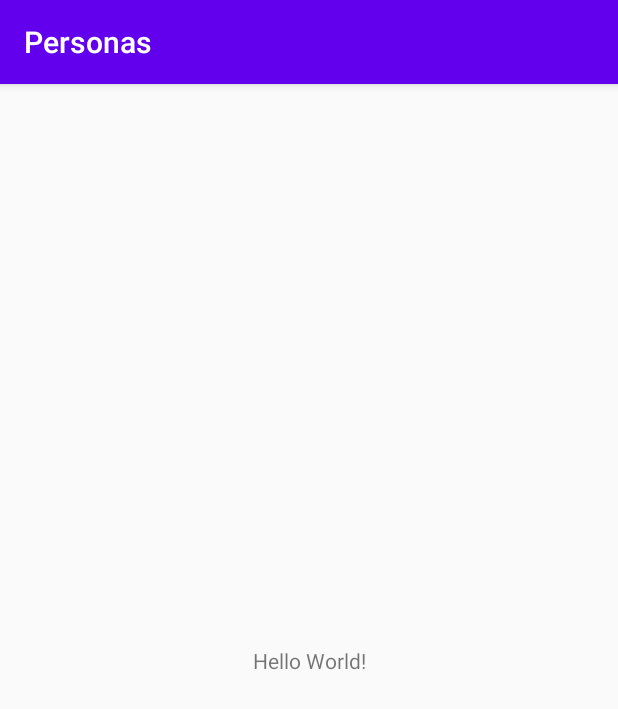
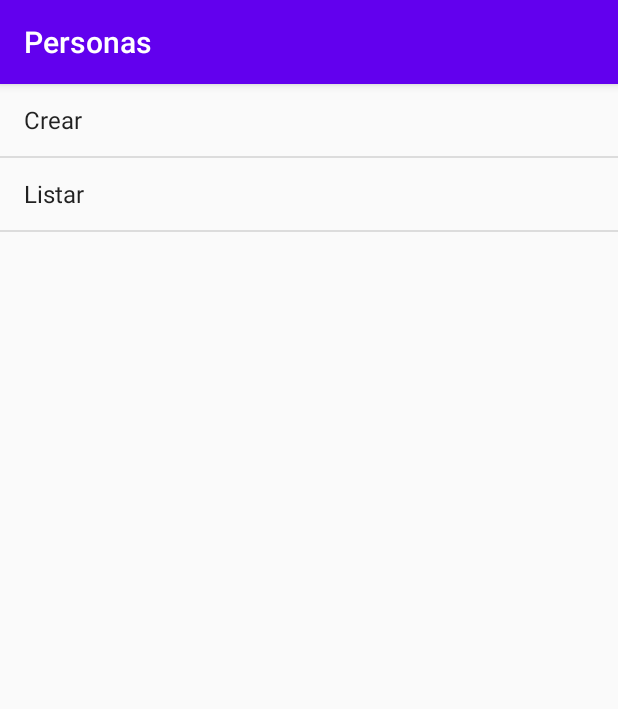
Before and after one commit to YuriQuintero5/personas, an Android app: the screen it shows after launch (MainActivity), on a phone screen of 412 x 824 dp. Shown: the top 709 px of the screen. Run offline under Robolectric (Android 15) with nearby library versions, the phone set to English and light mode, and no system bars.

Commit message:
Interfaz terminada

```diff
--- a/app/src/main/AndroidManifest.xml
+++ b/app/src/main/AndroidManifest.xml
@@ -9,6 +9,8 @@
         android:roundIcon="@mipmap/ic_launcher_round"
         android:supportsRtl="true"
         android:theme="@style/AppTheme">
+        <activity android:name=".ListarPersonas"></activity>
+        <activity android:name=".CrearPersonas" />
         <activity android:name=".MainActivity">
             <intent-filter>
                 <action android:name="android.intent.action.MAIN" />
--- a/app/src/main/java/com/example/personas/MainActivity.java
+++ b/app/src/main/java/com/example/personas/MainActivity.java
@@ -2,13 +2,43 @@ package com.example.personas;
 
 import androidx.appcompat.app.AppCompatActivity;
 
+import android.content.Intent;
 import android.os.Bundle;
+import android.view.View;
+import android.widget.AdapterView;
+import android.widget.ArrayAdapter;
+import android.widget.ListView;
+
+import adapterView.OnItemClickListener;
 
 public class MainActivity extends AppCompatActivity {
+    private ListView Lista_Opciones;
+    private String [] opciones;
+    private ArrayAdapter<String> adapter;
+    private Intent intent;
 
     @Override
     protected void onCreate(Bundle savedInstanceState) {
         super.onCreate(savedInstanceState);
         setContentView(R.layout.activity_main);
+        Lista_Opciones = findViewById(R.id.listOpciones);
+        opciones = getResources().getStringArray(R.array.opciones);
+        adapter = new ArrayAdapter<>(this,android.R.layout.simple_list_item_1, opciones);
+        Lista_Opciones.setAdapter(adapter);
+        Lista_Opciones.setOnItemClickListener(new AdapterView.OnItemClickListener() {
+            @Override
+            public void onItemClick(AdapterView<?> parent, View view, int position, long id) {
+                switch (position){
+                    case 0:
+                        intent = new Intent(MainActivity.this, CrearPersonas.class);
+                        startActivity(intent);
+                        break;
+                    case 1:
+                        intent = new Intent(MainActivity.this, ListarPersonas.class);
+                        startActivity(intent);
+                        break;
+                }
+            }
+        });
     }
 }
--- a/app/src/main/res/layout/activity_main.xml
+++ b/app/src/main/res/layout/activity_main.xml
@@ -1,18 +1,14 @@
 <?xml version="1.0" encoding="utf-8"?>
-<androidx.constraintlayout.widget.ConstraintLayout xmlns:android="http://schemas.android.com/apk/res/android"
+<LinearLayout xmlns:android="http://schemas.android.com/apk/res/android"
     xmlns:app="http://schemas.android.com/apk/res-auto"
     xmlns:tools="http://schemas.android.com/tools"
     android:layout_width="match_parent"
     android:layout_height="match_parent"
-    tools:context=".MainActivity">
+    android:orientation="vertical"
+    tools:context=".MainActivity" >
 
-    <TextView
-        android:layout_width="wrap_content"
-        android:layout_height="wrap_content"
-        android:text="Hello World!"
-        app:layout_constraintBottom_toBottomOf="parent"
-        app:layout_constraintLeft_toLeftOf="parent"
-        app:layout_constraintRight_toRightOf="parent"
-        app:layout_constraintTop_toTopOf="parent" />
-
-</androidx.constraintlayout.widget.ConstraintLayout>
+    <ListView
+        android:id="@+id/listOpciones"
+        android:layout_width="match_parent"
+        android:layout_height="match_parent" />
+</LinearLayout>
--- a/app/src/main/res/values/strings.xml
+++ b/app/src/main/res/values/strings.xml
@@ -1,3 +1,9 @@
 <resources>
     <string name="app_name">Personas</string>
+    <string name="opcion_crear">Crear</string>
+    <string name="opcion_listar">Listar</string>
+    <string-array name="opciones">
+        <item>@string/opcion_crear</item>
+        <item>@string/opcion_listar</item>
+    </string-array>
 </resources>
```
